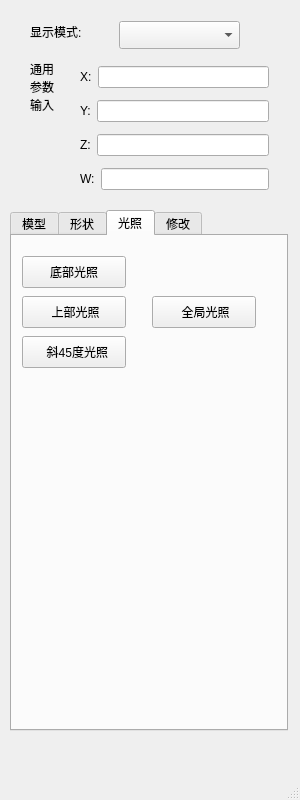
wkcn/3dviewer, file ui/parbar.ui: the form before one commit.
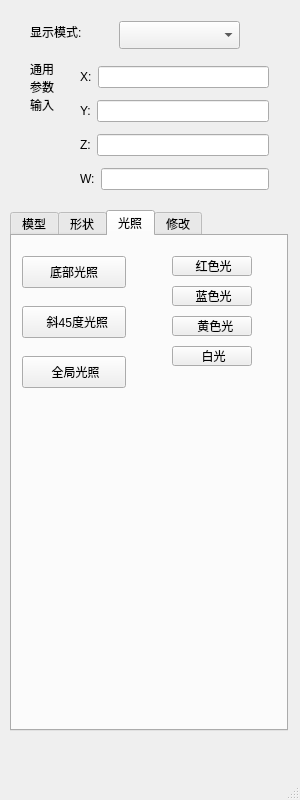
The form after the commit. The open tabs and pages were chosen to show the change.

```diff
--- a/ui/parbar.ui
+++ b/ui/parbar.ui
@@ -294,24 +294,11 @@
        <string>底部光照</string>
       </property>
      </widget>
-     <widget class="QPushButton" name="headLight">
-      <property name="geometry">
-       <rect>
-        <x>10</x>
-        <y>60</y>
-        <width>104</width>
-        <height>32</height>
-       </rect>
-      </property>
-      <property name="text">
-       <string> 上部光照</string>
-      </property>
-     </widget>
      <widget class="QPushButton" name="foutyFiveLight">
       <property name="geometry">
        <rect>
         <x>10</x>
-        <y>100</y>
+        <y>70</y>
         <width>104</width>
         <height>32</height>
        </rect>
@@ -323,8 +310,8 @@
      <widget class="QPushButton" name="environmentLight">
       <property name="geometry">
        <rect>
-        <x>140</x>
-        <y>60</y>
+        <x>10</x>
+        <y>120</y>
         <width>104</width>
         <height>32</height>
        </rect>
@@ -333,6 +320,58 @@
        <string> 全局光照</string>
       </property>
      </widget>
+     <widget class="QPushButton" name="redLight">
+      <property name="geometry">
+       <rect>
+        <x>160</x>
+        <y>20</y>
+        <width>80</width>
+        <height>20</height>
+       </rect>
+      </property>
+      <property name="text">
+       <string> 红色光</string>
+      </property>
+     </widget>
+     <widget class="QPushButton" name="blueLight">
+      <property name="geometry">
+       <rect>
+        <x>160</x>
+        <y>50</y>
+        <width>80</width>
+        <height>20</height>
+       </rect>
+      </property>
+      <property name="text">
+       <string> 蓝色光</string>
+      </property>
+     </widget>
+     <widget class="QPushButton" name="yellowLight">
+      <property name="geometry">
+       <rect>
+        <x>160</x>
+        <y>80</y>
+        <width>80</width>
+        <height>20</height>
+       </rect>
+      </property>
+      <property name="text">
+       <string>  黄色光</string>
+      </property>
+     </widget>
+     <widget class="QPushButton" name="whiteLight">
+      <property name="geometry">
+       <rect>
+        <x>160</x>
+        <y>110</y>
+        <width>80</width>
+        <height>20</height>
+       </rect>
+      </property>
+      <property name="text">
+       <string> 白光</string>
+      </property>
+     </widget>
     </widget>
     <widget class="QWidget" name="tab_4">
      <attribute name="title">
```
Left out of the diff: 2 changed lines with no effect on the pictures.
